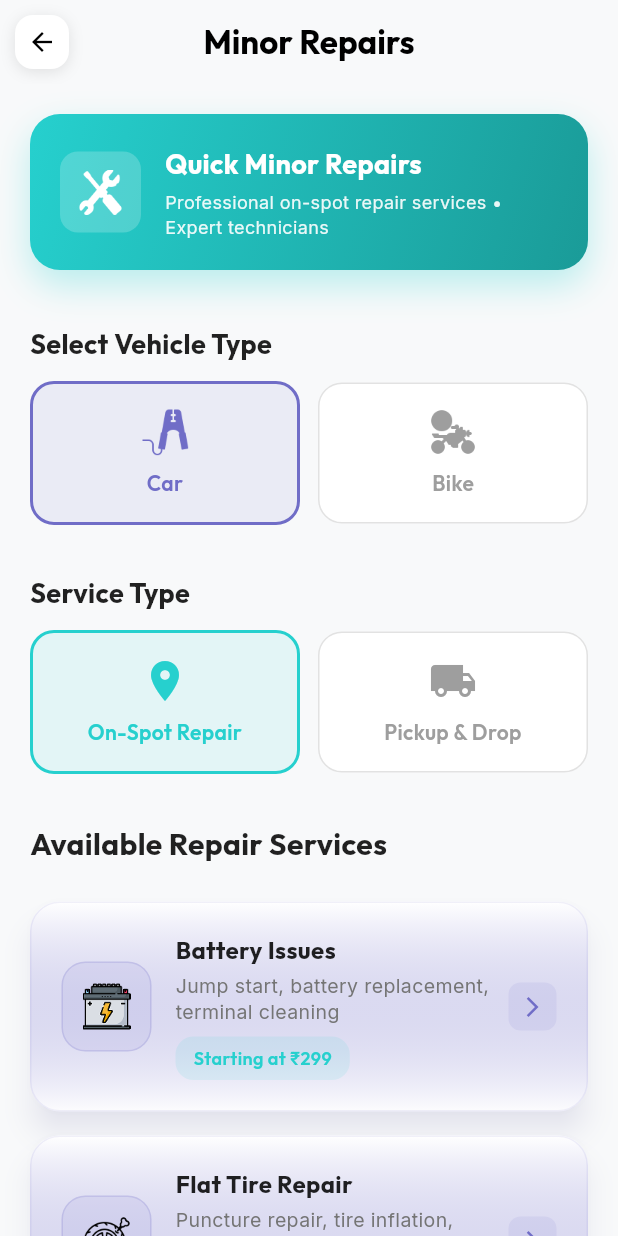
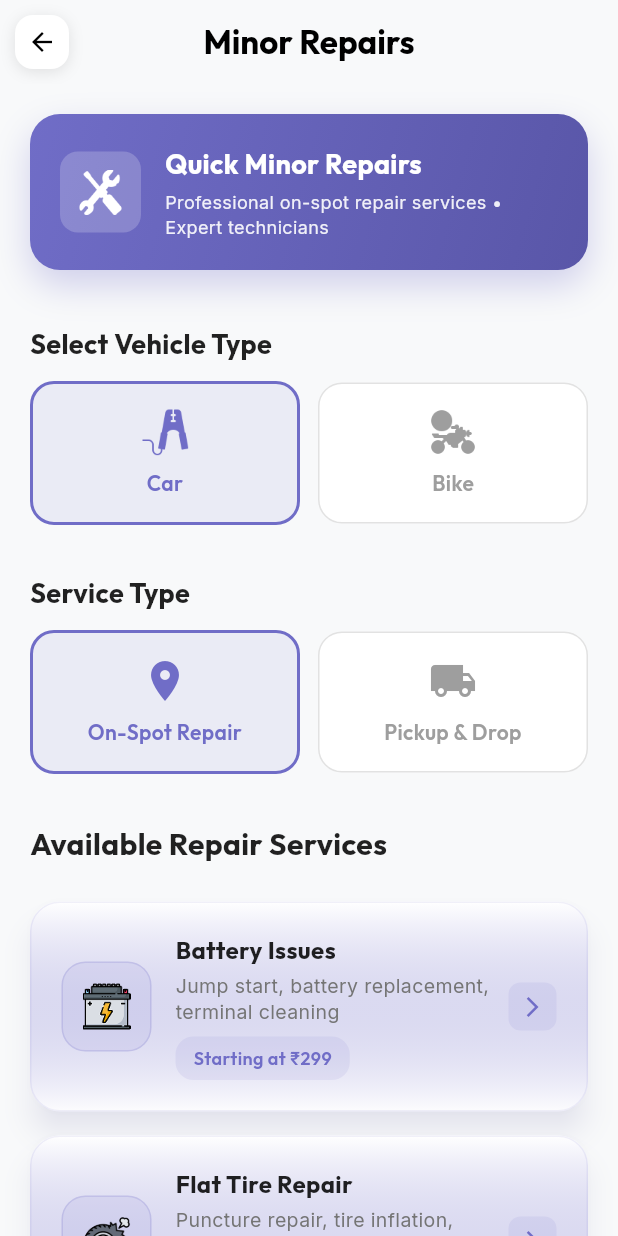
Before and after one commit to mechkeys791-arch/Dyganox, a Flutter app: the HomePage screen opened by its route, scrolled down 265 dp, after a tap on "Minor Repair", on a phone screen of 412 x 824 dp. Run offline on Flutter 3.47's test engine with Material 3 defaults, Android fonts, the phone set to English and light mode, and no system bars; our stand-ins replace geolocator, google_fonts, google_maps_flutter, image_picker, shared_preferences; missing offline and left inert: flutter_polyline_points; accounts and stored records are empty.

Commit message:
home and minor

```diff
--- a/lib/homepage.dart
+++ b/lib/homepage.dart
@@ -1287,7 +1287,7 @@ class _HomePageState extends State<HomePage> with TickerProviderStateMixin {
                             ),
                             _buildQuickServiceCard(
                               title: 'Puncture',
-                              iconPath: 'assets/icons/punctured-tire.png',
+                              iconPath: 'assets/icons/pun.png',
                               color: const Color(0xFF706DC7),
                               onTap: () {
                                 Navigator.push(
@@ -1377,7 +1377,7 @@ class _HomePageState extends State<HomePage> with TickerProviderStateMixin {
                            ),
                            _buildQuickServiceCard(
                              title: 'V2V Service',
-                             iconPath: 'assets/icons/user.png',
+                             iconPath: 'assets/icons/v2v.png',
                              color: const Color(0xFF706DC7),
                              onTap: () {
                                _showV2VServiceDialog();
@@ -1708,23 +1708,6 @@ class _HomePageState extends State<HomePage> with TickerProviderStateMixin {
                   padding: const EdgeInsets.all(16),
                   child: Row(
                     children: [
-                      Container(
-                        padding: const EdgeInsets.all(12),
-                        decoration: BoxDecoration(
-                          color: Colors.white.withOpacity(0.25),
-                          borderRadius: BorderRadius.circular(12),
-                          border: Border.all(
-                            color: Colors.white.withOpacity(0.3),
-                            width: 1.5,
-                          ),
-                        ),
-                        child: Icon(
-                          ad['icon'] as IconData,
-                          color: Colors.white,
-                          size: 28,
-                        ),
-                      ),
-                      const SizedBox(width: 16),
                       Expanded(
                         child: Column(
                           crossAxisAlignment: CrossAxisAlignment.start,
@@ -1734,7 +1717,7 @@ class _HomePageState extends State<HomePage> with TickerProviderStateMixin {
                               ad['title'] as String,
                               style: GoogleFonts.outfit(
                                 color: Colors.white,
-                                fontSize: 16,
+                                fontSize: 30,
                                 fontWeight: FontWeight.bold,
                                 shadows: [
                                   Shadow(
@@ -1750,7 +1733,7 @@ class _HomePageState extends State<HomePage> with TickerProviderStateMixin {
                               ad['subtitle'] as String,
                               style: GoogleFonts.inter(
                                 color: Colors.white,
-                                fontSize: 12,
+                                fontSize: 14,
                                 fontWeight: FontWeight.w500,
                                 shadows: [
                                   Shadow(
--- a/lib/screens/services/minor_repair_page.dart
+++ b/lib/screens/services/minor_repair_page.dart
@@ -152,14 +152,14 @@ class _MinorRepairPageState extends State<MinorRepairPage> with TickerProviderSt
                               Container(
                                 padding: const EdgeInsets.symmetric(horizontal: 12, vertical: 6),
                                 decoration: BoxDecoration(
-                                  color: const Color(0xFF26D0CE).withOpacity(0.1),
+                                  color: const Color(0xFF706DC7).withOpacity(0.1),
                                   borderRadius: BorderRadius.circular(12),
                                 ),
                                 child: Text(
                                   'Starting at $price',
                                   style: GoogleFonts.outfit(
                                     fontSize: 12,
-                                    color: const Color(0xFF26D0CE),
+                                    color: const Color(0xFF706DC7),
                                     fontWeight: FontWeight.w600,
                                   ),
                                 ),
@@ -344,12 +344,12 @@ class _MinorRepairPageState extends State<MinorRepairPage> with TickerProviderSt
                     padding: const EdgeInsets.all(16),
                     decoration: BoxDecoration(
                       color: selectedServiceType == 'on-spot'
-                          ? const Color(0xFF26D0CE).withOpacity(0.1)
+                          ? const Color(0xFF706DC7).withOpacity(0.1)
                           : Colors.white,
                       borderRadius: BorderRadius.circular(16),
                       border: Border.all(
                         color: selectedServiceType == 'on-spot'
-                            ? const Color(0xFF26D0CE)
+                            ? const Color(0xFF706DC7)
                             : Colors.grey.withOpacity(0.3),
                         width: selectedServiceType == 'on-spot' ? 2 : 1,
                       ),
@@ -360,7 +360,7 @@ class _MinorRepairPageState extends State<MinorRepairPage> with TickerProviderSt
                           Icons.location_on,
                           size: 32,
                           color: selectedServiceType == 'on-spot'
-                              ? const Color(0xFF26D0CE)
+                              ? const Color(0xFF706DC7)
                               : Colors.grey,
                         ),
                         const SizedBox(height: 8),
@@ -370,7 +370,7 @@ class _MinorRepairPageState extends State<MinorRepairPage> with TickerProviderSt
                             fontSize: 14,
                             fontWeight: FontWeight.w600,
                             color: selectedServiceType == 'on-spot'
-                                ? const Color(0xFF26D0CE)
+                                ? const Color(0xFF706DC7)
                                 : Colors.grey,
                           ),
                           textAlign: TextAlign.center,
@@ -394,12 +394,12 @@ class _MinorRepairPageState extends State<MinorRepairPage> with TickerProviderSt
                     padding: const EdgeInsets.all(16),
                     decoration: BoxDecoration(
                       color: selectedServiceType == 'pickup'
-                          ? const Color(0xFF26D0CE).withOpacity(0.1)
+                          ? const Color(0xFF706DC7).withOpacity(0.1)
                           : Colors.white,
                       borderRadius: BorderRadius.circular(16),
                       border: Border.all(
                         color: selectedServiceType == 'pickup'
-                            ? const Color(0xFF26D0CE)
+                            ? const Color(0xFF706DC7)
                             : Colors.grey.withOpacity(0.3),
                         width: selectedServiceType == 'pickup' ? 2 : 1,
                       ),
@@ -410,7 +410,7 @@ class _MinorRepairPageState extends State<MinorRepairPage> with TickerProviderSt
                           Icons.local_shipping,
                           size: 32,
                           color: selectedServiceType == 'pickup'
-                              ? const Color(0xFF26D0CE)
+                              ? const Color(0xFF706DC7)
                               : Colors.grey,
                         ),
                         const SizedBox(height: 8),
@@ -420,7 +420,7 @@ class _MinorRepairPageState extends State<MinorRepairPage> with TickerProviderSt
                             fontSize: 14,
                             fontWeight: FontWeight.w600,
                             color: selectedServiceType == 'pickup'
-                                ? const Color(0xFF26D0CE)
+                                ? const Color(0xFF706DC7)
                                 : Colors.grey,
                           ),
                           textAlign: TextAlign.center,
@@ -449,43 +449,25 @@ class _MinorRepairPageState extends State<MinorRepairPage> with TickerProviderSt
       {
         'title': 'Flat Tire Repair',
         'description': 'Puncture repair, tire inflation, spare tire fitting',
-        'icon': 'assets/icons/punctured-tire.png',
+        'icon': 'assets/icons/pun.png',
         'price': '₹199',
       },
       {
         'title': 'Electrical Problems',
         'description': 'Wiring issues, fuse replacement, light repairs',
-        'icon': 'assets/icons/bulb.png',
+        'icon': 'assets/icons/elec.png',
         'price': '₹399',
-      },
-      {
-        'title': 'Engine Diagnostics',
-        'description': 'Basic engine check, diagnostic scan, minor fixes',
-        'icon': 'assets/icons/maintenance.png',
-        'price': '₹499',
       },
       {
         'title': 'Brake Adjustment',
         'description': 'Brake pad check, fluid top-up, minor adjustments',
-        'icon': 'assets/icons/repair-tools.png',
+        'icon': 'assets/icons/break.png',
         'price': '₹399',
-      },
-      {
-        'title': 'Fuel System',
-        'description': 'Fuel pump issues, filter cleaning, fuel delivery',
-        'icon': 'assets/icons/fuel.png',
-        'price': '₹299',
-      },
-      {
-        'title': 'Cooling System',
-        'description': 'Coolant top-up, radiator check, fan repairs',
-        'icon': 'assets/icons/maintenance.png',
-        'price': '₹349',
       },
       {
         'title': 'Key & Lock Issues',
         'description': 'Key programming, lock repairs, emergency unlock',
-        'icon': 'assets/icons/car-key.png',
+        'icon': 'assets/icons/key.png',
         'price': '₹599',
       },
     ];
@@ -536,14 +518,14 @@ class _MinorRepairPageState extends State<MinorRepairPage> with TickerProviderSt
                 padding: const EdgeInsets.all(20),
                 decoration: BoxDecoration(
                   gradient: const LinearGradient(
-                    colors: [Color(0xFF26D0CE), Color(0xFF1A9B98)],
+                    colors: [Color(0xFF706DC7), Color(0xFF5956A8)],
                     begin: Alignment.topLeft,
                     end: Alignment.bottomRight,
                   ),
                   borderRadius: BorderRadius.circular(20),
                   boxShadow: [
                     BoxShadow(
-                      color: const Color(0xFF26D0CE).withOpacity(0.3),
+                      color: const Color(0xFF706DC7).withOpacity(0.3),
                       blurRadius: 20,
                       offset: const Offset(0, 10),
                     ),
@@ -663,7 +645,7 @@ class _MinorRepairPageState extends State<MinorRepairPage> with TickerProviderSt
                                 Container(
                                   padding: const EdgeInsets.all(12),
                                   decoration: BoxDecoration(
-                                    color: const Color(0xFF26D0CE).withOpacity(0.1),
+                                    color: const Color(0xFF706DC7).withOpacity(0.1),
                                     borderRadius: BorderRadius.circular(8),
                                   ),
                                   child: Column(
@@ -673,14 +655,14 @@ class _MinorRepairPageState extends State<MinorRepairPage> with TickerProviderSt
                                           const Icon(
                                             Icons.access_time,
                                             size: 16,
-                                            color: Color(0xFF26D0CE),
+                                            color: Color(0xFF706DC7),
                                           ),
                                           const SizedBox(width: 8),
                                           Text(
                                             'Service available 24/7',
                                             style: GoogleFonts.outfit(
                                               fontSize: 12,
-                                              color: const Color(0xFF26D0CE),
+                                              color: const Color(0xFF706DC7),
                                               fontWeight: FontWeight.w600,
                                             ),
                                           ),
@@ -692,7 +674,7 @@ class _MinorRepairPageState extends State<MinorRepairPage> with TickerProviderSt
                                           const Icon(
                                             Icons.location_on,
                                             size: 16,
-                                            color: Color(0xFF26D0CE),
+                                            color: Color(0xFF706DC7),
                                           ),
                                           const SizedBox(width: 8),
                                           Text(
@@ -701,7 +683,7 @@ class _MinorRepairPageState extends State<MinorRepairPage> with TickerProviderSt
                                                 : 'Pickup & drop service',
                                             style: GoogleFonts.outfit(
                                               fontSize: 12,
-                                              color: const Color(0xFF26D0CE),
+                                              color: const Color(0xFF706DC7),
                                               fontWeight: FontWeight.w600,
                                             ),
                                           ),
@@ -730,7 +712,7 @@ class _MinorRepairPageState extends State<MinorRepairPage> with TickerProviderSt
                                         'Booking ${service['title']} for ${selectedVehicleType.toUpperCase()}',
                                         style: GoogleFonts.outfit(),
                                       ),
-                                      backgroundColor: const Color(0xFF26D0CE),
+                                      backgroundColor: const Color(0xFF706DC7),
                                       behavior: SnackBarBehavior.floating,
                                       shape: RoundedRectangleBorder(
                                         borderRadius: BorderRadius.circular(10),
@@ -739,7 +721,7 @@ class _MinorRepairPageState extends State<MinorRepairPage> with TickerProviderSt
                                   );
                                 },
                                 style: ElevatedButton.styleFrom(
-                                  backgroundColor: const Color(0xFF26D0CE),
+                                  backgroundColor: const Color(0xFF706DC7),
                                   shape: RoundedRectangleBorder(
                                     borderRadius: BorderRadius.circular(8),
                                   ),
```
Also changed, not shown: assets/icons/bike-service.png (deleted), assets/icons/break.png (added), assets/icons/elec.png (added), assets/icons/key (Copy).png (added), assets/icons/key.png (added), assets/icons/pun.png (added), assets/icons/v2v.png (added).
